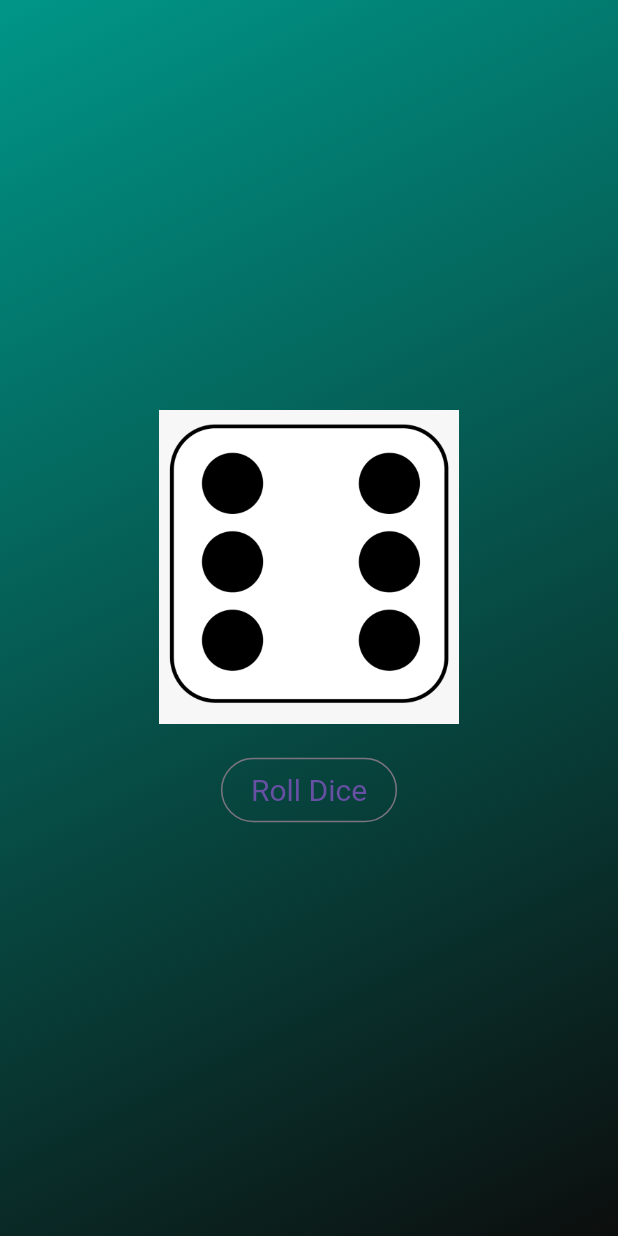
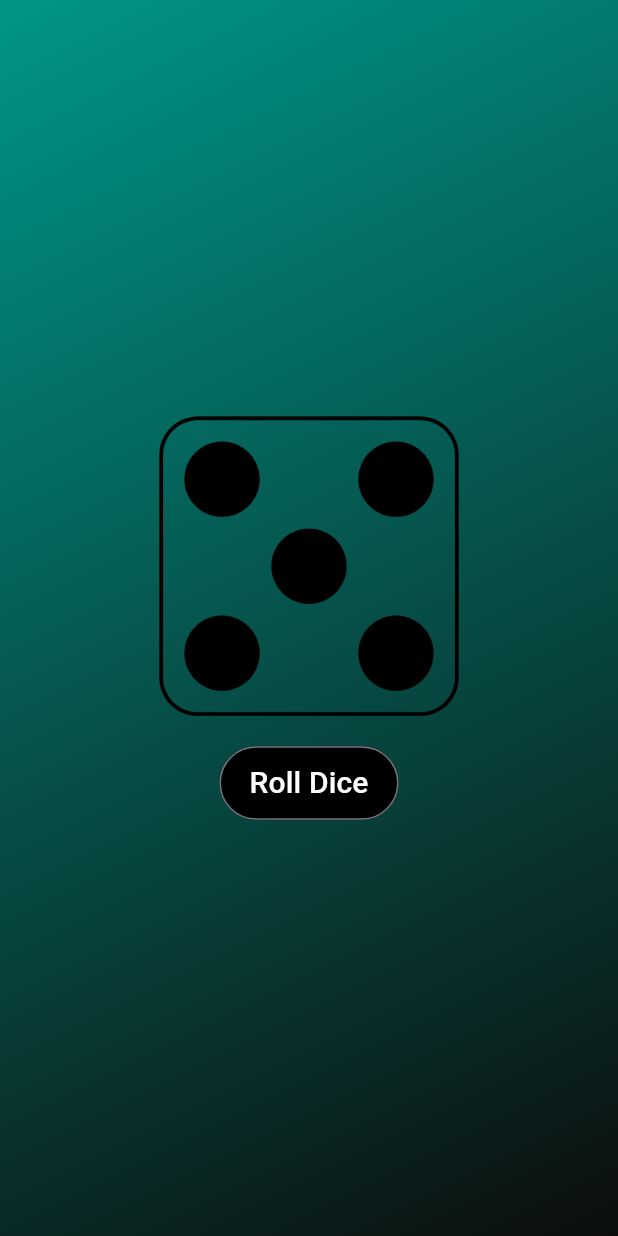
Before and after one commit to MukhtharAzeez/FLUTTER_DICE_APP, a Flutter app: the screen it shows after launch, after a tap on "Roll Dice", on a phone screen of 412 x 824 dp. Run offline on Flutter 3.47's test engine with Material 3 defaults, Android fonts, the phone set to English and light mode, and no system bars.

Commit message:
added some features

```diff
--- a/lib/dice_roller.dart
+++ b/lib/dice_roller.dart
@@ -22,7 +22,7 @@ class _DiceRollerState extends State<DiceRoller> {
 
   void rollDice() {
     setState(() {
-      diceRoll = Random().nextInt(6) + 1;
+      diceRoll = Random().nextInt(6);
     });
   }
 
@@ -39,10 +39,14 @@ class _DiceRollerState extends State<DiceRoller> {
         OutlinedButton(
           onPressed: rollDice,
           style: TextButton.styleFrom(
+            backgroundColor: Colors.black,
             padding: const EdgeInsets.symmetric(horizontal: 20, vertical: 10),
-            textStyle: const TextStyle(fontSize: 20),
+            // textStyle: const TextStyle(fontSize: 20, color: Colors.black),
           ),
-          child: const Text("Roll Dice"),
+          child: const Text(
+            "Roll Dice",
+            style: TextStyle(fontSize: 20, color: Colors.white),
+          ),
         )
       ],
     );
--- a/lib/gradient_container.dart
+++ b/lib/gradient_container.dart
@@ -5,7 +5,6 @@ class GradientContainer extends StatelessWidget {
   const GradientContainer(this.text, this.colors, {super.key});
   final String text;
   final List<Color> colors;
-
 
   @override
   Widget build(context) {
@@ -17,17 +16,7 @@ class GradientContainer extends StatelessWidget {
           end: Alignment.bottomRight,
         ),
       ),
-      child:const Center(
-        // child: Text(
-        //   text,
-        //   style: const TextStyle(
-        //     color: Colors.white,
-        //     fontStyle: FontStyle.italic,
-        //     fontSize: 30,
-        //   ),
-        // ),
-        child: DiceRoller()
-      ),
+      child: const Center(child: DiceRoller()),
     );
   }
 }
--- a/lib/main.dart
+++ b/lib/main.dart
@@ -9,14 +9,15 @@ void main() {
 
 class MyApp extends StatelessWidget {
   const MyApp({super.key});
+
   @override
+  // BuildContext added as parameter
   Widget build(context) {
-    // BuildContext added as parameter
-    return MaterialApp(
+    return const MaterialApp(
       debugShowCheckedModeBanner: false,
       home: Scaffold(
-          body: GradientContainer('Hello World!!',
-              const [Colors.teal, Color.fromARGB(255, 12, 14, 13)])),
+          body: GradientContainer(
+              'Hello World!!', [Colors.teal, Color.fromARGB(255, 12, 14, 13)])),
     );
   }
 }
```
